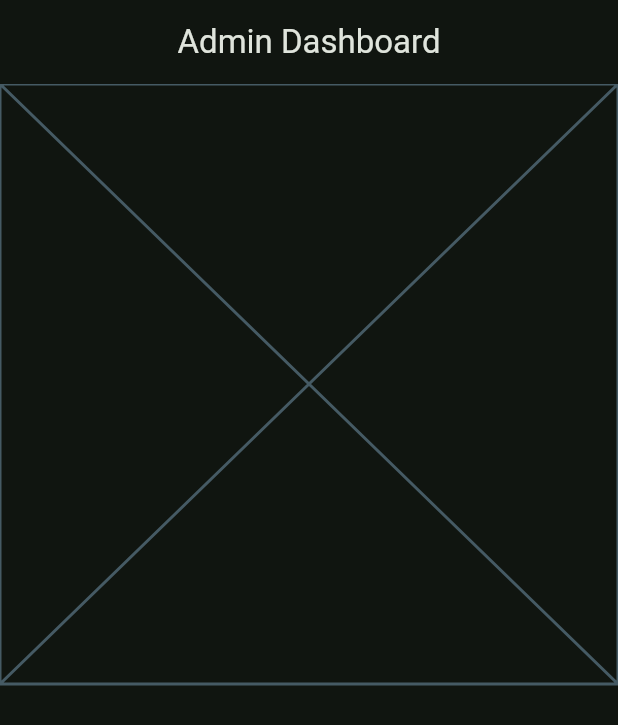
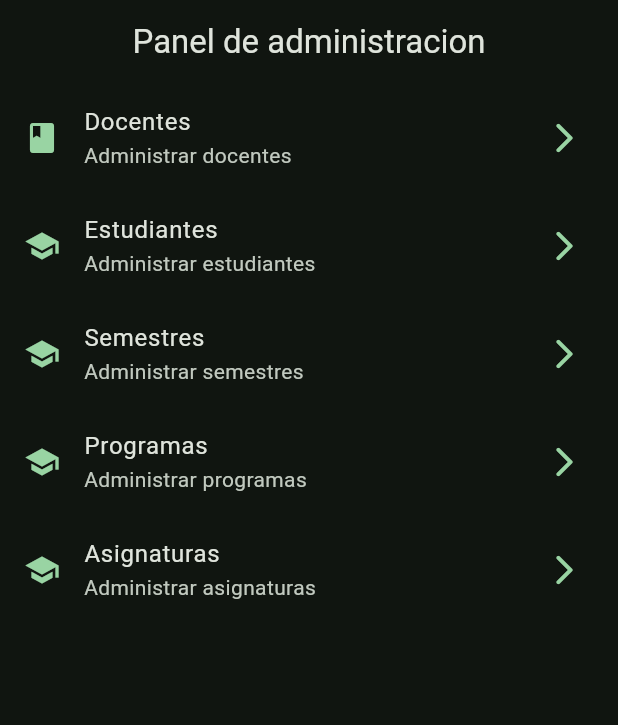
Before and after one commit to Erik-egam/sistema_academico, a Flutter app: the AdminScreen screen opened by its route, on a phone screen of 412 x 824 dp. Shown: the top 725 px of the screen. Run offline on Flutter 3.47's test engine with Material 3 defaults, Android fonts, the light colour scheme and no system bars; our stand-ins replace dio, flutter_secure_storage, go_router; accounts and stored records are empty.

Commit message:
panel principal admin

```diff
--- /dev/null
+++ b/lib/menu/menu_item_admin.dart
@@ -0,0 +1,19 @@
+import 'package:flutter/material.dart';
+
+class MenuItemAdmin {
+  final String name;
+  final String subTitle;
+  final IconData icon;
+  final String link;
+
+  const MenuItemAdmin({required this.name, required this.subTitle, required this.icon, required this.link});
+
+}
+
+const appMenuItemsAdmin = <MenuItemAdmin>[
+  MenuItemAdmin(name: 'Docentes', subTitle: 'Administrar docentes', icon: Icons.book, link: '/admin/profesores'),
+  MenuItemAdmin(name: 'Estudiantes', subTitle: 'Administrar estudiantes', icon: Icons.school, link: '/admin/profesores'),
+  MenuItemAdmin(name: 'Semestres', subTitle: 'Administrar semestres', icon: Icons.school, link: '/admin/profesores'),
+  MenuItemAdmin(name: 'Programas', subTitle: 'Administrar programas', icon: Icons.school, link: '/admin/profesores'),
+  MenuItemAdmin(name: 'Asignaturas', subTitle: 'Administrar asignaturas', icon: Icons.school, link: '/admin/profesores'),
+];
--- a/lib/routers/app_routes.dart
+++ b/lib/routers/app_routes.dart
@@ -1,4 +1,5 @@
 import 'package:go_router/go_router.dart';
+import 'package:sistema_academico/screens/admin/admin_profesores_screen.dart';
 import 'package:sistema_academico/screens/admin/admin_screen.dart';
 import '../screens/login_screen.dart';
 
@@ -15,5 +16,10 @@ final router = GoRouter(
       name: AdminScreen.name,
       builder: (context, state) => AdminScreen(),
     ),
+    GoRoute(
+      path: '/admin/profesores',
+      name: AdminProfesoresScreen.name,
+      builder: (context, state) => AdminProfesoresScreen(),
+    ),
   ],
 );
--- a/lib/screens/admin/admin_screen.dart
+++ b/lib/screens/admin/admin_screen.dart
@@ -1,4 +1,6 @@
 import 'package:flutter/material.dart';
+import 'package:go_router/go_router.dart';
+import 'package:sistema_academico/menu/menu_item_admin.dart';
 
 class AdminScreen extends StatelessWidget {
   const AdminScreen({super.key});
@@ -8,13 +10,46 @@ class AdminScreen extends StatelessWidget {
   Widget build(BuildContext context) {
     return Scaffold(
       appBar: AppBar(
-        title: Text('Admin Dashboard'),
+        title: Text("Panel de administracion"),
       ),
-      body: SafeArea(
-        child: SingleChildScrollView(
-          child: Placeholder(),
-        ),
-      ),
+      body: AdminView()
+      );
+  }
+}
+
+class AdminView extends StatelessWidget {
+  const AdminView({
+    super.key,
+  });
+
+  @override
+  Widget build(BuildContext context) {
+    appMenuItemsAdmin;
+    return ListView.builder(
+      itemCount: appMenuItemsAdmin.length,
+      itemBuilder: (context, index) {
+        final menuItem = appMenuItemsAdmin[index];
+        return _CustomListTile(menuItem: menuItem);
+      },
     );
   }
 }
+
+class _CustomListTile extends StatelessWidget {
+  const _CustomListTile({required this.menuItem});
+
+  final MenuItemAdmin menuItem;
+  @override
+  Widget build(BuildContext context) {
+    final colors = Theme.of(context).colorScheme;
+    return ListTile(
+      leading: Icon(menuItem.icon, color: colors.primary),
+      trailing: Icon(Icons.arrow_forward_ios_rounded, color: colors.primary),
+      title: Text(menuItem.name),
+      subtitle: Text(menuItem.subTitle),
+      onTap: () {
+        context.push(menuItem.link);
+      },
+    );
+  }
+}
```
Also changed, not shown: lib/screens/admin/admin_profesores_screen.dart (added, +11 -0 lines), lib/screens/login_screen.dart (+45 -22 lines).
